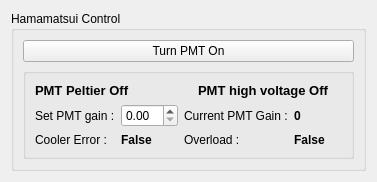
Above: acq4/devices/HamamatsuPMT/hamamatsuPMTTemplate.ui from mgraupe/acq4 before the change. Below: the same form after it.
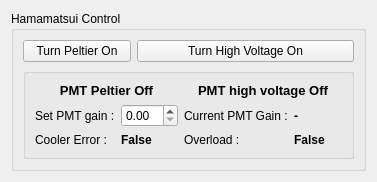
That is the form after the change. Custom widgets are drawn as their Qt base class.

Commit message: separated peltier and high voltage activation

Diff of the .ui file:
```diff
--- a/acq4/devices/HamamatsuPMT/hamamatsuPMTTemplate.ui
+++ b/acq4/devices/HamamatsuPMT/hamamatsuPMTTemplate.ui
@@ -20,7 +20,7 @@
       <string>Hamamatsui Control</string>
      </property>
      <layout class="QGridLayout" name="gridLayout_12">
-      <item row="1" column="0" colspan="2">
+      <item row="1" column="0" colspan="3">
        <widget class="QGroupBox" name="MaiTaiGroup">
         <property name="title">
          <string/>
@@ -49,7 +49,7 @@
             </font>
            </property>
            <property name="text">
-            <string>0</string>
+            <string>-</string>
            </property>
           </widget>
          </item>
@@ -105,6 +105,9 @@
            <property name="text">
             <string>PMT Peltier Off</string>
            </property>
+           <property name="alignment">
+            <set>Qt::AlignCenter</set>
+           </property>
           </widget>
          </item>
          <item row="0" column="2" colspan="2">
@@ -134,19 +137,26 @@
         </layout>
        </widget>
       </item>
-      <item row="0" column="0" colspan="2">
-       <widget class="QPushButton" name="turnOnOffBtn">
+      <item row="0" column="0">
+       <widget class="QPushButton" name="turnPeltierOnOffBtn">
         <property name="styleSheet">
          <string notr="true"/>
         </property>
         <property name="text">
-         <string>Turn PMT On</string>
+         <string>Turn Peltier On</string>
         </property>
         <property name="checkable">
          <bool>true</bool>
         </property>
        </widget>
       </item>
+      <item row="0" column="1" colspan="2">
+       <widget class="QPushButton" name="turnHVOnOffBtn">
+        <property name="text">
+         <string>Turn High Voltage On</string>
+        </property>
+       </widget>
+      </item>
      </layout>
     </widget>
    </item>
```
Left out of the diff: 6 changed lines with no effect on the pictures. The commit also changes 2 other files.
